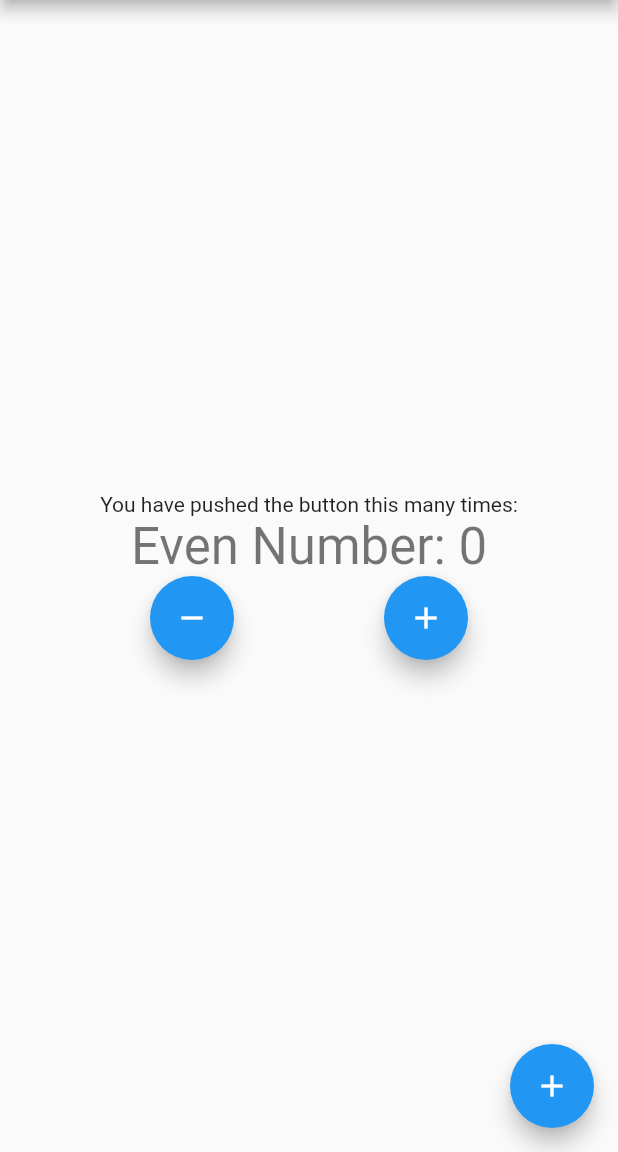
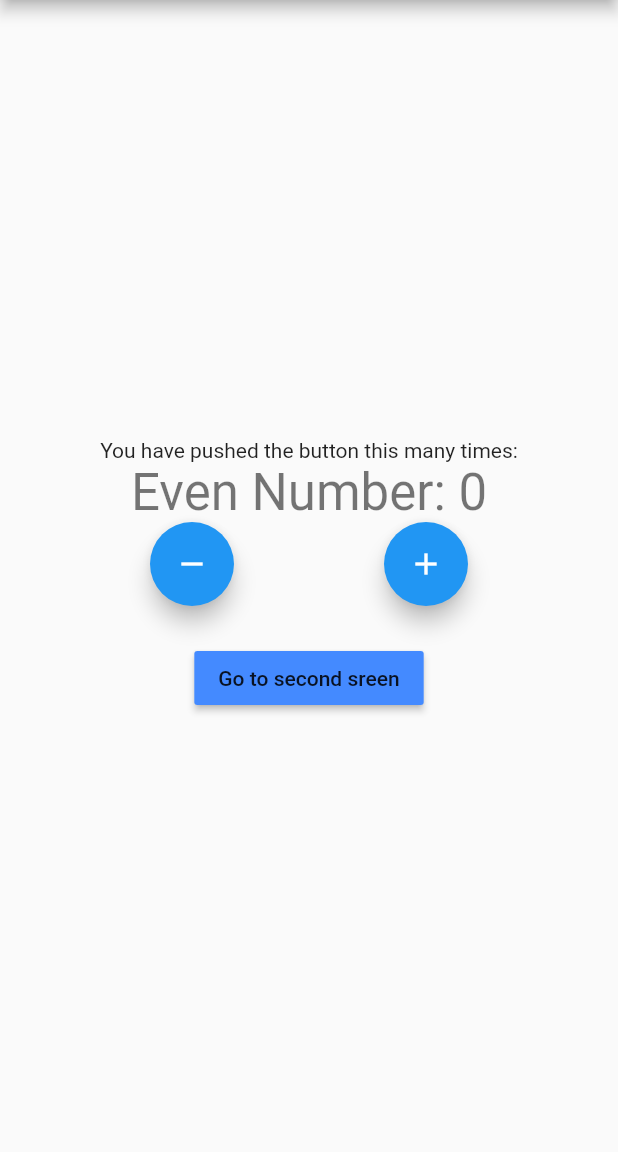
Before and after one commit to lemon-sandwich/flutter-with-bloc, a Flutter app: the screen it shows after launch, on a phone screen of 412 x 824 dp, the part 84-1236 px from its top. Run offline on Flutter 3.47's test engine with Material 2 defaults, Android fonts, the phone set to English and light mode, and no system bars; our stand-ins replace bloc, equatable, flutter_bloc.

```diff
--- a/lib/main.dart
+++ b/lib/main.dart
@@ -1,7 +1,7 @@
 import 'package:flutter/material.dart';
 import 'package:flutter_bloc/flutter_bloc.dart';
+import 'package:flutter_with_bloc/presentation/screens/home_screen.dart';
 
-import 'cubit/counter_cubit.dart';
 import 'cubit/counter_cubit.dart';
 
 void main() {
@@ -14,114 +14,14 @@ class MyApp extends StatelessWidget {
   @override
   Widget build(BuildContext context) {
     return BlocProvider<CounterCubit>(
-      create: (context) => CounterCubit(),
+      create: (context) => CounterCubit(), // Creating an instance of CounterCubit to be used in multiple routes
       child: MaterialApp(
         title: 'Flutter Demo',
         theme: ThemeData(
           primarySwatch: Colors.blue,
         ),
-        home: const MyHomePage(title: 'Flutter Demo Home Page'),
+        home: const HomeScreen(title: 'Flutter Demo Home Page', colors: Colors.blueAccent,),
       ),
     );
   }
 }
-
-class MyHomePage extends StatefulWidget {
-  const MyHomePage({Key? key, required this.title}) : super(key: key);
-  final String title;
-
-  @override
-  State<MyHomePage> createState() => _MyHomePageState();
-}
-
-class _MyHomePageState extends State<MyHomePage> {
-  int _counter = 0;
-
-  void _incrementCounter() {
-    setState(() {
-      _counter++;
-    });
-  }
-
-  @override
-  Widget build(BuildContext context) {
-    return Scaffold(
-      appBar: AppBar(
-        title: Text(widget.title),
-      ),
-      body: Center(
-
-        child: Column(
-          mainAxisAlignment: MainAxisAlignment.center,
-          children: <Widget>[
-            const Text(
-              'You have pushed the button this many times:',
-            ),
-            BlocConsumer<CounterCubit, CounterState>(
-              builder: (context, state) {
-                if (state.CounterValue < 0) {
-                  return Text(
-                    'Negative: ${state.CounterValue}',
-                    style: Theme.of(context).textTheme.headline4,
-                  );
-                } else if (state.CounterValue % 2 == 0) {
-                  return Text(
-                    'Even Number: ${state.CounterValue}',
-                    style: Theme.of(context).textTheme.headline4,
-                  );
-                }
-                else if (state.CounterValue % 2 != 0) {
-                  return Text(
-                    'Odd Number: ${state.CounterValue}',
-                    style: Theme.of(context).textTheme.headline4,
-                  );
-                }
-                return Text(
-                  state.CounterValue.toString(),
-                  style: Theme.of(context).textTheme.headline4,
-                );
-              },
-              listener: (context, state) {
-                if (state.wasIncremented == true) {
-                  ScaffoldMessenger.of(context).showSnackBar(const SnackBar(
-                    content: Text('Incremented'),
-                    duration: Duration(milliseconds: 300),
-                  ));
-                }
-
-                if (state.wasIncremented == false) {
-                  ScaffoldMessenger.of(context).showSnackBar(const SnackBar(
-                    content: Text('Decremented'),
-                    duration: Duration(milliseconds: 300),
-                  ));
-                }
-              },
-            ),
-            Row(
-              mainAxisAlignment: MainAxisAlignment.spaceEvenly,
-              children: [
-                FloatingActionButton(
-                  onPressed: () {
-                    BlocProvider.of<CounterCubit>(context).decrement();
-                  },
-                  child: Icon(Icons.remove),
-                ),
-                FloatingActionButton(
-                  onPressed: () {
-                    BlocProvider.of<CounterCubit>(context).increment();
-                  },
-                  child: Icon(Icons.add),
-                ),
-              ],
-            )
-          ],
-        ),
-      ),
-      floatingActionButton: FloatingActionButton(
-        onPressed: _incrementCounter,
-        tooltip: 'Increment',
-        child: const Icon(Icons.add),
-      ),
-    );
-  }
-}
--- /dev/null
+++ b/lib/presentation/screens/home_screen.dart
@@ -0,0 +1,117 @@
+import 'package:flutter/cupertino.dart';
+import 'package:flutter/material.dart';
+import 'package:flutter_bloc/flutter_bloc.dart';
+import 'package:flutter_with_bloc/cubit/counter_cubit.dart';
+import 'package:flutter_with_bloc/presentation/screens/second_screen.dart';
+
+class HomeScreen extends StatefulWidget {
+  const HomeScreen({Key? key, required this.title,required this.colors}) : super(key: key);
+  final String title;
+  final Color colors;
+
+  @override
+  State<HomeScreen> createState() => _HomeScreenState();
+}
+
+class _HomeScreenState extends State<HomeScreen> {
+  int _counter = 0;
+
+  void _incrementCounter() {
+    setState(() {
+      _counter++;
+    });
+  }
+
+  @override
+  Widget build(BuildContext context) {
+    return Scaffold(
+      appBar: AppBar(
+        title: Text(widget.title),
+      ),
+      body: Center(
+
+        child: Column(
+          mainAxisAlignment: MainAxisAlignment.center,
+          children: <Widget>[
+            const Text(
+              'You have pushed the button this many times:',
+            ),
+            BlocConsumer<CounterCubit, CounterState>( // Combines BlocBuilder and BlocListener to optimize code
+              builder: (context, state) {
+                if (state.CounterValue < 0) {
+                  return Text(
+                    'Negative: ${state.CounterValue}',
+                    style: Theme.of(context).textTheme.headline4,
+                  );
+                } else if (state.CounterValue % 2 == 0) {
+                  return Text(
+                    'Even Number: ${state.CounterValue}',
+                    style: Theme.of(context).textTheme.headline4,
+                  );
+                }
+                else if (state.CounterValue % 2 != 0) {
+                  return Text(
+                    'Odd Number: ${state.CounterValue}',
+                    style: Theme.of(context).textTheme.headline4,
+                  );
+                }
+                return Text(
+                  state.CounterValue.toString(),
+                  style: Theme.of(context).textTheme.headline4,
+                );
+              },
+              listener: (context, state) { // Listens once per instance. Can be used if you want to navigate.
+                if (state.wasIncremented == true) {
+                  ScaffoldMessenger.of(context).showSnackBar(const SnackBar(
+                    content: Text('Incremented'),
+                    duration: Duration(milliseconds: 300),
+                  ));
+                }
+
+                if (state.wasIncremented == false) {
+                  ScaffoldMessenger.of(context).showSnackBar(const SnackBar(
+                    content: Text('Decremented'),
+                    duration: Duration(milliseconds: 300),
+                  ));
+                }
+              },
+            ),
+            Row(
+              mainAxisAlignment: MainAxisAlignment.spaceEvenly,
+              children: [
+                FloatingActionButton(
+                  onPressed: () {
+                    BlocProvider.of<CounterCubit>(context).decrement();
+                  },
+                  heroTag: 'To Remove', // Provide hero tags to every floating action button or else flutter will show errors.
+                  child: Icon(Icons.remove),
+                ),
+                FloatingActionButton(
+                  onPressed: () {
+                    BlocProvider.of<CounterCubit>(context).increment();
+                  },
+                  child: Icon(Icons.add),
+                  heroTag: 'To Add',
+                ),
+              ],
+            ),
+            SizedBox(height: 24,),
+            MaterialButton(onPressed: () {
+              Navigator.of(context).push(
+                  MaterialPageRoute(
+                      builder: (_) => BlocProvider.value( // BlocProvider.value helps navigate to different routes with same instance of a class
+                        value: BlocProvider.of<CounterCubit>(context), // notice that the context of navigator and blocProvider are different i.e. "_" and "context".
+                        child: SecondScreen(
+                            title: 'Second Screen',
+                            colors: Colors.red),
+                      )));
+            },
+              color: widget.colors,
+              child: Text('Go to second sreen'),
+            )
+          ],
+        ),
+      ),
+    );
+  }
+}
```
Also changed, not shown: lib/presentation/screens/second_screen.dart (added, +107 -0 lines), lib/presentation/screens/third_screen.dart (added, +107 -0 lines).
